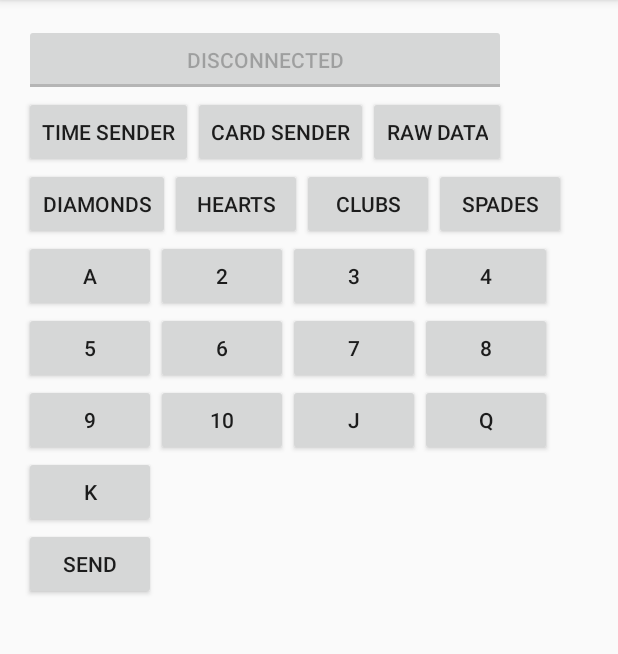
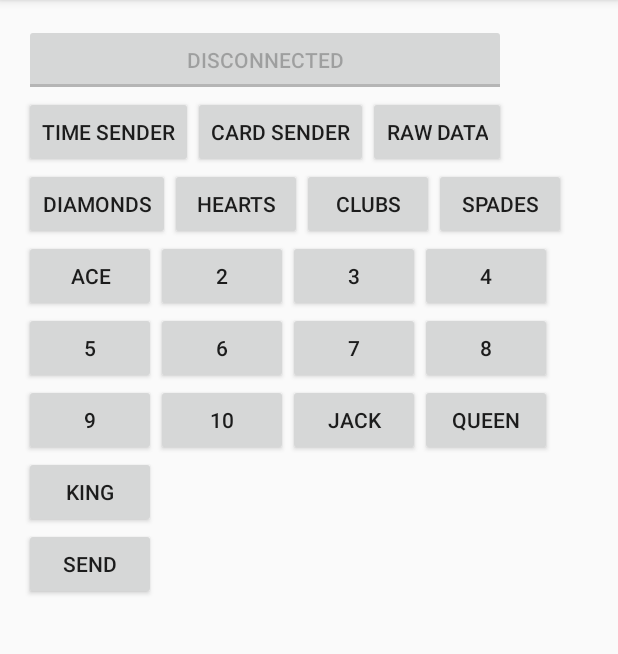
Before and after one commit to GrindhouseWetware/bottlenose, an Android app: the screen it shows after launch (MainActivity), after a tap on "CARD SENDER", on a phone screen of 412 x 824 dp, the part 84-738 px from its top. Run offline under Robolectric (Android 15) with nearby library versions, the light colour scheme and no system bars.

Commit message:
Continuing to work on Android Bottlenose system

```diff
--- a/Android/BottlenoseSender/app/src/main/java/ghww/bottlenosesender/MainActivity.java
+++ b/Android/BottlenoseSender/app/src/main/java/ghww/bottlenosesender/MainActivity.java
@@ -140,12 +140,21 @@ public class MainActivity extends ActionBarActivity {
     }
 
     private View SuitsRow() {
+        Button b;
         LinearLayout row = new LinearLayout(this);
         row.setLayoutParams(new LinearLayout.LayoutParams(LinearLayout.LayoutParams.FILL_PARENT, LinearLayout.LayoutParams.WRAP_CONTENT));
-        row.addView(GetButton(this,"Diamonds",ButtonIDs.DIAMONDS.ordinal()));
-        row.addView(GetButton(this, "Hearts", ButtonIDs.HEARTS.ordinal()));
-        row.addView(GetButton(this, "Clubs", ButtonIDs.CLUBS.ordinal()));
-        row.addView(GetButton(this, "Spades", ButtonIDs.SPADES.ordinal()));
+        b = GetButton(this, "DIAMONDS", ButtonIDs.DIAMONDS.ordinal());
+        b.setOnClickListener(suitButtonListener);
+        row.addView(b);
+        b = GetButton(this, "HEARTS", ButtonIDs.HEARTS.ordinal());
+        b.setOnClickListener(suitButtonListener);
+        row.addView(b);
+        b = GetButton(this, "CLUBS", ButtonIDs.CLUBS.ordinal());
+        b.setOnClickListener(suitButtonListener);
+        row.addView(b);
+        b = GetButton(this, "SPADES", ButtonIDs.SPADES.ordinal());
+        b.setOnClickListener(suitButtonListener);
+        row.addView(b);
         return row;
     }
 
@@ -153,17 +162,17 @@ public class MainActivity extends ActionBarActivity {
         Button b;
         LinearLayout row = new LinearLayout(this);
         row.setLayoutParams(new LinearLayout.LayoutParams(LinearLayout.LayoutParams.FILL_PARENT, LinearLayout.LayoutParams.WRAP_CONTENT));
-        b = GetButton(this, "A", ButtonIDs.ACE.ordinal());
-        b.setOnClickListener(cardButtonListener);
+        b = GetButton(this, "ACE", ButtonIDs.ACE.ordinal());
+        b.setOnClickListener(suitButtonListener);
         row.addView(b);
         b = GetButton(this, "2", ButtonIDs.TWO.ordinal());
-        b.setOnClickListener(cardButtonListener);
+        b.setOnClickListener(suitButtonListener);
         row.addView(b);
         b = GetButton(this, "3", ButtonIDs.THREE.ordinal());
-        b.setOnClickListener(cardButtonListener);
+        b.setOnClickListener(suitButtonListener);
         row.addView(b);
         b = GetButton(this, "4", ButtonIDs.FOUR.ordinal());
-        b.setOnClickListener(cardButtonListener);
+        b.setOnClickListener(suitButtonListener);
         row.addView(b);
         return row;
     }
@@ -172,27 +181,47 @@ public class MainActivity extends ActionBarActivity {
         Button b;
         LinearLayout row = new LinearLayout(this);
         row.setLayoutParams(new LinearLayout.LayoutParams(LinearLayout.LayoutParams.FILL_PARENT, LinearLayout.LayoutParams.WRAP_CONTENT));
-        row.addView(GetButton(this, "5", ButtonIDs.FIVE.ordinal()));
-        row.addView(GetButton(this, "6", ButtonIDs.SIX.ordinal()));
-        row.addView(GetButton(this, "7", ButtonIDs.SEVEN.ordinal()));
-        row.addView(GetButton(this, "8", ButtonIDs.EIGHT.ordinal()));
+        b = GetButton(this, "5", ButtonIDs.FIVE.ordinal());
+        b.setOnClickListener(suitButtonListener);
+        row.addView(b);
+        b = GetButton(this, "6", ButtonIDs.SIX.ordinal());
+        b.setOnClickListener(suitButtonListener);
+        row.addView(b);
+        b = GetButton(this, "7", ButtonIDs.SEVEN.ordinal());
+        b.setOnClickListener(suitButtonListener);
+        row.addView(b);
+        b = GetButton(this, "8", ButtonIDs.EIGHT.ordinal());
+        b.setOnClickListener(suitButtonListener);
+        row.addView(b);
         return row;
     }
 
     private View CardsRow3() {
+        Button b;
         LinearLayout row = new LinearLayout(this);
         row.setLayoutParams(new LinearLayout.LayoutParams(LinearLayout.LayoutParams.FILL_PARENT, LinearLayout.LayoutParams.WRAP_CONTENT));
-        row.addView(GetButton(this, "9", ButtonIDs.NINE.ordinal()));
-        row.addView(GetButton(this, "10",ButtonIDs.TEN.ordinal()));
-        row.addView(GetButton(this, "J", ButtonIDs.JACK.ordinal()));
-        row.addView(GetButton(this, "Q", ButtonIDs.QUEEN.ordinal()));
+        b = GetButton(this, "9", ButtonIDs.NINE.ordinal());
+        b.setOnClickListener(suitButtonListener);
+        row.addView(b);
+        b = GetButton(this, "10", ButtonIDs.TEN.ordinal());
+        b.setOnClickListener(suitButtonListener);
+        row.addView(b);
+        b = GetButton(this, "Jack", ButtonIDs.JACK.ordinal());
+        b.setOnClickListener(suitButtonListener);
+        row.addView(b);
+        b = GetButton(this, "Queen", ButtonIDs.QUEEN.ordinal());
+        b.setOnClickListener(suitButtonListener);
+        row.addView(b);
         return row;
     }
 
     private View CardsRow4() {
+        Button b;
         LinearLayout row = new LinearLayout(this);
         row.setLayoutParams(new LinearLayout.LayoutParams(LinearLayout.LayoutParams.FILL_PARENT, LinearLayout.LayoutParams.WRAP_CONTENT));
-        row.addView(GetButton(this, "K", ButtonIDs.KING.ordinal()));
+        b = GetButton(this, "KING", ButtonIDs.KING.ordinal());
+        b.setOnClickListener(suitButtonListener);
+        row.addView(b);
         return row;
     }
 
@@ -246,8 +275,63 @@ public class MainActivity extends ActionBarActivity {
     };
     //suit buttom
     public void onSuitButton(View v) {
-        Toast.makeText(getApplicationContext(), "SUIT BUTTON", Toast.LENGTH_LONG);
+
+        //Toast.makeText(getApplicationContext(), "BUTTON", Toast.LENGTH_LONG).show();
+        Button selectedSuit = (Button) v;
+
+        String passedValue = selectedSuit.getText().toString();
+        //Toast.makeText(getApplicationContext(), passedValue, Toast.LENGTH_SHORT).show();
+        if(passedValue.length()>2) {
+            passedValue = getCorrectedValue(passedValue);
+            //passedValue = "00";
+        }
+        if(passedValue.length()<2) {
+            passedValue = "0"+passedValue;
+        }
+        Toast.makeText(getApplicationContext(), passedValue, Toast.LENGTH_SHORT).show();
+        gdal.IssueCustomCommand(passedValue);
+
+        /*if(passedValue != "Send"){
+            //Toast.makeText(getApplicationContext(), "Real Value", Toast.LENGTH_LONG).show();
+            passedValuesCollection.add(passedValue);
+        }else if(passedValue == "Send" ){
+            //Toast.makeText(getApplicationContext(), "Sending...", Toast.LENGTH_LONG).show();
+            for(String cardValue : passedValuesCollection){
+
+                //gdal.IssueCustomCommand(cardValue.toString());
+                System.out.print(cardValue.toString());
+                Toast.makeText(getApplicationContext(), cardValue.toString(), Toast.LENGTH_LONG).show();
+            }
+            passedValuesCollection.clear();
+        }*/
+
     }
+
+    private String getCorrectedValue(String passedValue) {
+
+        if(passedValue == "KING") {
+            return "13";
+        }else if(passedValue == "QUEEN"){
+            return "12";
+        }else if(passedValue == "JACK"){
+            return "11";
+        }else if(passedValue == "ACE"){
+            return "01";
+        }else if(passedValue == "CLUBS"){
+            return "22";
+        }else if(passedValue == "DIAMONDS"){
+            return "33";
+        }else if(passedValue == "HEARTS"){
+            return "44";
+        }else if(passedValue == "SPADES"){
+            return "55";
+        }else{
+            return null;
+        }
+
+
+    }
+
     View.OnClickListener suitButtonListener = new View.OnClickListener() {
         @Override
         public void onClick(View view) {
--- a/Android/BottlenoseSender/app/src/main/java/ghww/wcl/Bottlenose.java
+++ b/Android/BottlenoseSender/app/src/main/java/ghww/wcl/Bottlenose.java
@@ -2,6 +2,7 @@ package ghww.wcl;
 
 import android.os.Handler;
 import android.os.Message;
+import android.widget.Toast;
 
 import org.json.JSONException;
 import org.json.JSONObject;
```
Also changed, not shown: 1 other file.
